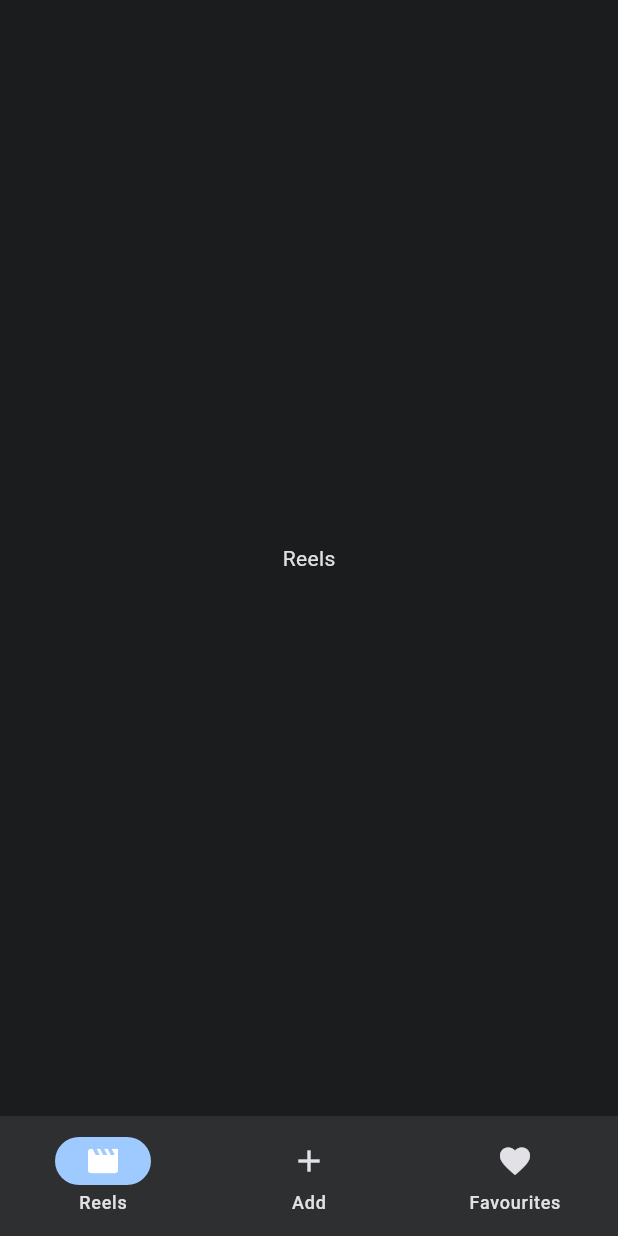
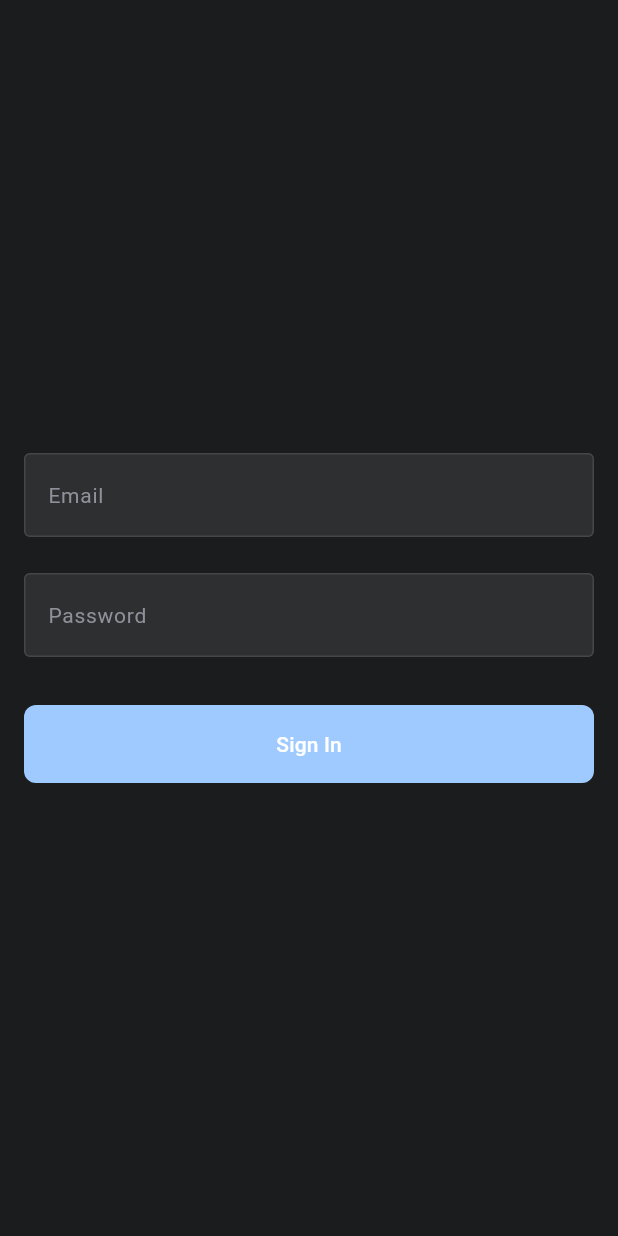
Before and after one commit to IvanSimovic/SimpleGamingFlutter, a Flutter app: the screen it shows after launch, on a phone screen of 412 x 824 dp. Run offline on Flutter 3.47's test engine with Material 3 defaults, Android fonts, the phone set to English and light mode, and no system bars; our stand-ins replace dio, firebase_auth, firebase_core, flutter_riverpod, go_router; accounts and stored records are empty.

Commit message:
Add login and localization

````diff
--- /dev/null
+++ b/l10n.yaml
@@ -0,0 +1,3 @@
+arb-dir: lib/l10n
+template-arb-file: app_en.arb
+output-localization-file: app_localizations.dart
--- /dev/null
+++ b/lib/core/components/app_button.dart
@@ -0,0 +1,40 @@
+import 'package:flutter/material.dart';
+import 'package:simple_gaming_flutter/core/theme/app_theme.dart';
+
+class AppButton extends StatelessWidget {
+  const AppButton({
+    super.key,
+    required this.text,
+    required this.onPressed,
+    this.isLoading = false,
+    this.enabled = true,
+  });
+
+  final String text;
+  final VoidCallback onPressed;
+  final bool isLoading;
+  final bool enabled;
+
+  @override
+  Widget build(BuildContext context) => FilledButton(
+        onPressed: enabled && !isLoading ? onPressed : null,
+        style: FilledButton.styleFrom(
+          minimumSize: const Size.fromHeight(52),
+          backgroundColor: context.colors.brandPrimary,
+          foregroundColor: Colors.white,
+          shape: RoundedRectangleBorder(
+            borderRadius: BorderRadius.circular(8),
+          ),
+        ),
+        child: isLoading
+            ? const SizedBox(
+                width: 20,
+                height: 20,
+                child: CircularProgressIndicator(
+                  strokeWidth: 2,
+                  color: Colors.white,
+                ),
+              )
+            : Text(text, style: context.typo.body6),
+      );
+}
--- /dev/null
+++ b/lib/core/components/app_text_field.dart
@@ -0,0 +1,53 @@
+import 'package:flutter/material.dart';
+import 'package:simple_gaming_flutter/core/theme/app_theme.dart';
+
+class AppTextField extends StatelessWidget {
+  const AppTextField({
+    super.key,
+    required this.value,
+    required this.onChanged,
+    required this.label,
+    this.focusNode,
+    this.textInputAction,
+    this.keyboardType,
+    this.obscureText = false,
+    this.onSubmitted,
+  });
+
+  final String value;
+  final ValueChanged<String> onChanged;
+  final String label;
+  final FocusNode? focusNode;
+  final TextInputAction? textInputAction;
+  final TextInputType? keyboardType;
+  final bool obscureText;
+  final VoidCallback? onSubmitted;
+
+  @override
+  Widget build(BuildContext context) => TextField(
+        controller: TextEditingController(text: value)
+          ..selection =
+              TextSelection.collapsed(offset: value.length),
+        focusNode: focusNode,
+        onChanged: onChanged,
+        obscureText: obscureText,
+        keyboardType: keyboardType,
+        textInputAction: textInputAction,
+        onSubmitted: onSubmitted != null ? (_) => onSubmitted!() : null,
+        style: context.typo.body1.copyWith(color: context.colors.textMain),
+        decoration: InputDecoration(
+          labelText: label,
+          labelStyle:
+              context.typo.body2.copyWith(color: context.colors.textMuted),
+          enabledBorder: OutlineInputBorder(
+            borderSide: BorderSide(color: context.colors.divider),
+          ),
+          focusedBorder: OutlineInputBorder(
+            borderSide:
+                BorderSide(color: context.colors.brandPrimary, width: 2),
+          ),
+          filled: true,
+          fillColor: context.colors.surfaceHigh,
+        ),
+      );
+}
--- /dev/null
+++ b/lib/core/l10n/l10n_extension.dart
@@ -0,0 +1,6 @@
+import 'package:flutter/widgets.dart';
+import 'package:simple_gaming_flutter/l10n/app_localizations.dart';
+
+extension L10nX on BuildContext {
+  AppLocalizations get l10n => AppLocalizations.of(this)!;
+}
--- a/lib/core/navigation/app_router.dart
+++ b/lib/core/navigation/app_router.dart
@@ -1,16 +1,36 @@
+import 'package:firebase_auth/firebase_auth.dart';
 import 'package:flutter/material.dart';
+import 'package:flutter_riverpod/flutter_riverpod.dart';
 import 'package:go_router/go_router.dart';
+import 'package:simple_gaming_flutter/core/l10n/l10n_extension.dart';
+import 'package:simple_gaming_flutter/feature/auth/auth_providers.dart';
+import 'package:simple_gaming_flutter/feature/auth/login_screen.dart';
 
 // Route paths
 abstract final class AppRoutes {
+  static const login = '/login';
   static const reels = '/reels';
   static const addGame = '/add';
   static const favourites = '/favourites';
 }
 
-final appRouter = GoRouter(
+GoRouter buildRouter(WidgetRef ref) => GoRouter(
       initialLocation: AppRoutes.reels,
+      redirect: (context, state) {
+        final authState = ref.read(authStateProvider);
+        final isLoggedIn = authState.valueOrNull != null;
+        final isOnLogin = state.matchedLocation == AppRoutes.login;
+
+        if (!isLoggedIn && !isOnLogin) return AppRoutes.login;
+        if (isLoggedIn && isOnLogin) return AppRoutes.reels;
+        return null;
+      },
+      refreshListenable: _AuthStateListenable(ref),
       routes: [
+        GoRoute(
+          path: AppRoutes.login,
+          builder: (_, __) => const LoginScreen(),
+        ),
         ShellRoute(
           builder: (context, state, child) => _MainShell(child: child),
           routes: [
@@ -20,16 +40,27 @@ final appRouter = GoRouter(
             ),
             GoRoute(
               path: AppRoutes.addGame,
-          builder: (_, __) => const _PlaceholderScreen(label: 'Add Game'),
+              builder: (_, __) =>
+                  const _PlaceholderScreen(label: 'Add Game'),
             ),
             GoRoute(
               path: AppRoutes.favourites,
-          builder: (_, __) => const _PlaceholderScreen(label: 'Favourites'),
+              builder: (_, __) =>
+                  const _PlaceholderScreen(label: 'Favourites'),
             ),
           ],
         ),
       ],
     );
+
+// Bridges Riverpod's authStateProvider stream into GoRouter's Listenable refresh mechanism
+class _AuthStateListenable extends ChangeNotifier {
+  _AuthStateListenable(WidgetRef ref) {
+    ref.listen<AsyncValue<User?>>(authStateProvider, (_, __) {
+      notifyListeners();
+    });
+  }
+}
 
 class _MainShell extends StatelessWidget {
   const _MainShell({required this.child});
@@ -46,12 +77,18 @@ class _MainShell extends StatelessWidget {
         selectedIndex: _indexForLocation(location),
         onDestinationSelected: (index) =>
             context.go(_locationForIndex(index)),
-        destinations: const [
-          NavigationDestination(icon: Icon(Icons.movie), label: 'Reels'),
-          NavigationDestination(icon: Icon(Icons.add), label: 'Add'),
+        destinations: [
           NavigationDestination(
-            icon: Icon(Icons.favorite),
-            label: 'Favourites',
+            icon: const Icon(Icons.movie),
+            label: context.l10n.navReels,
+          ),
+          NavigationDestination(
+            icon: const Icon(Icons.add),
+            label: context.l10n.navAdd,
+          ),
+          NavigationDestination(
+            icon: const Icon(Icons.favorite),
+            label: context.l10n.navFavourites,
           ),
         ],
       ),
--- /dev/null
+++ b/lib/feature/auth/auth_providers.dart
@@ -0,0 +1,15 @@
+import 'package:firebase_auth/firebase_auth.dart';
+import 'package:flutter_riverpod/flutter_riverpod.dart';
+import 'package:simple_gaming_flutter/feature/auth/auth_repository.dart';
+import 'package:simple_gaming_flutter/feature/auth/login_notifier.dart';
+
+final authRepositoryProvider = Provider<AuthRepository>(
+  (ref) => AuthRepository(FirebaseAuth.instance),
+);
+
+final authStateProvider = StreamProvider<User?>(
+  (ref) => ref.watch(authRepositoryProvider).observeAuthState(),
+);
+
+final loginNotifierProvider =
+    AsyncNotifierProvider<LoginNotifier, void>(LoginNotifier.new);
--- /dev/null
+++ b/lib/feature/auth/auth_repository.dart
@@ -0,0 +1,16 @@
+import 'package:firebase_auth/firebase_auth.dart';
+
+class AuthRepository {
+  AuthRepository(this._auth);
+
+  final FirebaseAuth _auth;
+
+  Stream<User?> observeAuthState() => _auth.authStateChanges();
+
+  String? getCurrentUserId() => _auth.currentUser?.uid;
+
+  Future<void> signIn({required String email, required String password}) =>
+      _auth.signInWithEmailAndPassword(email: email, password: password);
+
+  Future<void> signOut() => _auth.signOut();
+}
--- /dev/null
+++ b/lib/feature/auth/login_notifier.dart
@@ -0,0 +1,31 @@
+import 'package:flutter_riverpod/flutter_riverpod.dart';
+import 'package:simple_gaming_flutter/feature/auth/auth_providers.dart';
+
+class LoginNotifier extends AsyncNotifier<void> {
+  @override
+  Future<void> build() async {}
+
+  Future<void> signIn({
+    required String email,
+    required String password,
+    required String emailRequiredMessage,
+    required String passwordRequiredMessage,
+  }) async {
+    if (email.trim().isEmpty) {
+      state = AsyncError(emailRequiredMessage, StackTrace.current);
+      return;
+    }
+    if (password.isEmpty) {
+      state = AsyncError(passwordRequiredMessage, StackTrace.current);
+      return;
+    }
+
+    state = const AsyncLoading();
+    state = await AsyncValue.guard(
+      () => ref.read(authRepositoryProvider).signIn(
+            email: email.trim(),
+            password: password,
+          ),
+    );
+  }
+}
--- /dev/null
+++ b/lib/feature/auth/login_screen.dart
@@ -0,0 +1,88 @@
+import 'package:flutter/material.dart';
+import 'package:flutter_riverpod/flutter_riverpod.dart';
+import 'package:simple_gaming_flutter/core/components/app_button.dart';
+import 'package:simple_gaming_flutter/core/components/app_text_field.dart';
+import 'package:simple_gaming_flutter/core/l10n/l10n_extension.dart';
+import 'package:simple_gaming_flutter/core/theme/app_spacing.dart';
+import 'package:simple_gaming_flutter/core/theme/app_theme.dart';
+import 'package:simple_gaming_flutter/feature/auth/auth_providers.dart';
+
+class LoginScreen extends ConsumerStatefulWidget {
+  const LoginScreen({super.key});
+
+  @override
+  ConsumerState<LoginScreen> createState() => _LoginScreenState();
+}
+
+class _LoginScreenState extends ConsumerState<LoginScreen> {
+  final _emailFocus = FocusNode();
+  final _passwordFocus = FocusNode();
+
+  var _email = '';
+  var _password = '';
+
+  @override
+  void dispose() {
+    _emailFocus.dispose();
+    _passwordFocus.dispose();
+    super.dispose();
+  }
+
+  void _signIn() {
+    ref.read(loginNotifierProvider.notifier).signIn(
+          email: _email,
+          password: _password,
+          emailRequiredMessage: context.l10n.loginEmailRequired,
+          passwordRequiredMessage: context.l10n.loginPasswordRequired,
+        );
+  }
+
+  @override
+  Widget build(BuildContext context) {
+    final loginState = ref.watch(loginNotifierProvider);
+
+    return Scaffold(
+      body: Padding(
+        padding: const EdgeInsets.symmetric(horizontal: AppSpacing.screenPadding),
+        child: Column(
+          mainAxisAlignment: MainAxisAlignment.center,
+          children: [
+            AppTextField(
+              value: _email,
+              onChanged: (v) => setState(() => _email = v),
+              label: context.l10n.email,
+              focusNode: _emailFocus,
+              keyboardType: TextInputType.emailAddress,
+              textInputAction: TextInputAction.next,
+              onSubmitted: _passwordFocus.requestFocus,
+            ),
+            const SizedBox(height: AppSpacing.lg),
+            AppTextField(
+              value: _password,
+              onChanged: (v) => setState(() => _password = v),
+              label: context.l10n.password,
+              focusNode: _passwordFocus,
+              obscureText: true,
+              textInputAction: TextInputAction.done,
+              onSubmitted: _signIn,
+            ),
+            const SizedBox(height: AppSpacing.xl),
+            AppButton(
+              text: context.l10n.loginSignIn,
+              onPressed: _signIn,
+              isLoading: loginState.isLoading,
+              enabled: !loginState.isLoading,
+            ),
+            if (loginState.hasError) ...[
+              const SizedBox(height: AppSpacing.md),
+              Text(
+                loginState.error.toString(),
+                style: context.typo.body2.copyWith(color: context.colors.error),
+              ),
+            ],
+          ],
+        ),
+      ),
+    );
+  }
+}
--- /dev/null
+++ b/lib/l10n/app_en.arb
@@ -0,0 +1,30 @@
+{
+  "@@locale": "en",
+
+  "email": "Email",
+  "@email": { "description": "Email field label" },
+
+  "password": "Password",
+  "@password": { "description": "Password field label" },
+
+  "loginSignIn": "Sign In",
+  "@loginSignIn": { "description": "Sign in button label on the login screen" },
+
+  "loginEmailRequired": "Email is required",
+  "@loginEmailRequired": { "description": "Validation error when email field is empty" },
+
+  "loginPasswordRequired": "Password is required",
+  "@loginPasswordRequired": { "description": "Validation error when password field is empty" },
+
+  "loginSignInFailed": "Sign in failed",
+  "@loginSignInFailed": { "description": "Generic error when sign in fails" },
+
+  "navReels": "Reels",
+  "@navReels": { "description": "Bottom nav label for Reels tab" },
+
+  "navAdd": "Add",
+  "@navAdd": { "description": "Bottom nav label for Add Game tab" },
+
+  "navFavourites": "Favourites",
+  "@navFavourites": { "description": "Bottom nav label for Favourites tab" }
+}
--- /dev/null
+++ b/lib/l10n/app_localizations.dart
@@ -0,0 +1,182 @@
+import 'dart:async';
+
+import 'package:flutter/foundation.dart';
+import 'package:flutter/widgets.dart';
+import 'package:flutter_localizations/flutter_localizations.dart';
+import 'package:intl/intl.dart' as intl;
+
+import 'app_localizations_en.dart';
+
+// ignore_for_file: type=lint
+
+/// Callers can lookup localized strings with an instance of AppLocalizations
+/// returned by `AppLocalizations.of(context)`.
+///
+/// Applications need to include `AppLocalizations.delegate()` in their app's
+/// `localizationDelegates` list, and the locales they support in the app's
+/// `supportedLocales` list. For example:
+///
+/// ```dart
+/// import 'l10n/app_localizations.dart';
+///
+/// return MaterialApp(
+///   localizationsDelegates: AppLocalizations.localizationsDelegates,
+///   supportedLocales: AppLocalizations.supportedLocales,
+///   home: MyApplicationHome(),
+/// );
+/// ```
+///
+/// ## Update pubspec.yaml
+///
+/// Please make sure to update your pubspec.yaml to include the following
+/// packages:
+///
+/// ```yaml
+/// dependencies:
+///   # Internationalization support.
+///   flutter_localizations:
+///     sdk: flutter
+///   intl: any # Use the pinned version from flutter_localizations
+///
+///   # Rest of dependencies
+/// ```
+///
+/// ## iOS Applications
+///
+/// iOS applications define key application metadata, including supported
+/// locales, in an Info.plist file that is built into the application bundle.
+/// To configure the locales supported by your app, you’ll need to edit this
+/// file.
+///
+/// First, open your project’s ios/Runner.xcworkspace Xcode workspace file.
+/// Then, in the Project Navigator, open the Info.plist file under the Runner
+/// project’s Runner folder.
+///
+/// Next, select the Information Property List item, select Add Item from the
+/// Editor menu, then select Localizations from the pop-up menu.
+///
+/// Select and expand the newly-created Localizations item then, for each
+/// locale your application supports, add a new item and select the locale
+/// you wish to add from the pop-up menu in the Value field. This list should
+/// be consistent with the languages listed in the AppLocalizations.supportedLocales
+/// property.
+abstract class AppLocalizations {
+  AppLocalizations(String locale)
+    : localeName = intl.Intl.canonicalizedLocale(locale.toString());
+
+  final String localeName;
+
+  static AppLocalizations? of(BuildContext context) {
+    return Localizations.of<AppLocalizations>(context, AppLocalizations);
+  }
+
+  static const LocalizationsDelegate<AppLocalizations> delegate =
+      _AppLocalizationsDelegate();
+
+  /// A list of this localizations delegate along with the default localizations
+  /// delegates.
+  ///
+  /// Returns a list of localizations delegates containing this delegate along with
+  /// GlobalMaterialLocalizations.delegate, GlobalCupertinoLocalizations.delegate,
+  /// and GlobalWidgetsLocalizations.delegate.
+  ///
+  /// Additional delegates can be added by appending to this list in
+  /// MaterialApp. This list does not have to be used at all if a custom list
+  /// of delegates is preferred or required.
+  static const List<LocalizationsDelegate<dynamic>> localizationsDelegates =
+      <LocalizationsDelegate<dynamic>>[
+        delegate,
+        GlobalMaterialLocalizations.delegate,
+        GlobalCupertinoLocalizations.delegate,
+        GlobalWidgetsLocalizations.delegate,
+      ];
+
+  /// A list of this localizations delegate's supported locales.
+  static const List<Locale> supportedLocales = <Locale>[Locale('en')];
+
+  /// Email field label
+  ///
+  /// In en, this message translates to:
+  /// **'Email'**
+  String get email;
+
+  /// Password field label
+  ///
+  /// In en, this message translates to:
+  /// **'Password'**
+  String get password;
+
+  /// Sign in button label on the login screen
+  ///
+  /// In en, this message translates to:
+  /// **'Sign In'**
+  String get loginSignIn;
+
+  /// Validation error when email field is empty
+  ///
+  /// In en, this message translates to:
+  /// **'Email is required'**
+  String get loginEmailRequired;
+
+  /// Validation error when password field is empty
+  ///
+  /// In en, this message translates to:
+  /// **'Password is required'**
+  String get loginPasswordRequired;
+
+  /// Generic error when sign in fails
+  ///
+  /// In en, this message translates to:
+  /// **'Sign in failed'**
+  String get loginSignInFailed;
+
+  /// Bottom nav label for Reels tab
+  ///
+  /// In en, this message translates to:
+  /// **'Reels'**
+  String get navReels;
+
+  /// Bottom nav label for Add Game tab
+  ///
+  /// In en, this message translates to:
+  /// **'Add'**
+  String get navAdd;
+
+  /// Bottom nav label for Favourites tab
+  ///
+  /// In en, this message translates to:
+  /// **'Favourites'**
+  String get navFavourites;
+}
+
+class _AppLocalizationsDelegate
+    extends LocalizationsDelegate<AppLocalizations> {
+  const _AppLocalizationsDelegate();
+
+  @override
+  Future<AppLocalizations> load(Locale locale) {
+    return SynchronousFuture<AppLocalizations>(lookupAppLocalizations(locale));
+  }
+
+  @override
+  bool isSupported(Locale locale) =>
+      <String>['en'].contains(locale.languageCode);
+
+  @override
+  bool shouldReload(_AppLocalizationsDelegate old) => false;
+}
+
+AppLocalizations lookupAppLocalizations(Locale locale) {
+  // Lookup logic when only language code is specified.
+  switch (locale.languageCode) {
+    case 'en':
+      return AppLocalizationsEn();
+  }
+
+  throw FlutterError(
+    'AppLocalizations.delegate failed to load unsupported locale "$locale". This is likely '
+    'an issue with the localizations generation tool. Please file an issue '
+    'on GitHub with a reproducible sample app and the gen-l10n configuration '
+    'that was used.',
+  );
+}
--- /dev/null
+++ b/lib/l10n/app_localizations_en.dart
@@ -0,0 +1,37 @@
+// ignore: unused_import
+import 'package:intl/intl.dart' as intl;
+import 'app_localizations.dart';
+
+// ignore_for_file: type=lint
+
+/// The translations for English (`en`).
+class AppLocalizationsEn extends AppLocalizations {
+  AppLocalizationsEn([String locale = 'en']) : super(locale);
+
+  @override
+  String get email => 'Email';
+
+  @override
+  String get password => 'Password';
+
+  @override
+  String get loginSignIn => 'Sign In';
+
+  @override
+  String get loginEmailRequired => 'Email is required';
+
+  @override
+  String get loginPasswordRequired => 'Password is required';
+
+  @override
+  String get loginSignInFailed => 'Sign in failed';
+
+  @override
+  String get navReels => 'Reels';
+
+  @override
+  String get navAdd => 'Add';
+
+  @override
+  String get navFavourites => 'Favourites';
+}
--- a/lib/main.dart
+++ b/lib/main.dart
@@ -1,9 +1,11 @@
 import 'package:firebase_core/firebase_core.dart';
 import 'package:flutter/material.dart';
+import 'package:flutter_localizations/flutter_localizations.dart';
 import 'package:flutter_riverpod/flutter_riverpod.dart';
 import 'package:simple_gaming_flutter/core/navigation/app_router.dart';
 import 'package:simple_gaming_flutter/core/theme/app_theme.dart';
 import 'package:simple_gaming_flutter/firebase_options.dart';
+import 'package:simple_gaming_flutter/l10n/app_localizations.dart';
 
 void main() async {
   WidgetsFlutterBinding.ensureInitialized();
@@ -11,15 +13,22 @@ void main() async {
   runApp(const ProviderScope(child: App()));
 }
 
-class App extends StatelessWidget {
+class App extends ConsumerWidget {
   const App({super.key});
 
   @override
-  Widget build(BuildContext context) => MaterialApp.router(
+  Widget build(BuildContext context, WidgetRef ref) => MaterialApp.router(
         title: 'Gaming Flutter',
         theme: AppTheme.light(),
         darkTheme: AppTheme.dark(),
         themeMode: ThemeMode.dark,
-        routerConfig: appRouter,
+        routerConfig: buildRouter(ref),
+        localizationsDelegates: const [
+          AppLocalizations.delegate,
+          GlobalMaterialLocalizations.delegate,
+          GlobalWidgetsLocalizations.delegate,
+          GlobalCupertinoLocalizations.delegate,
+        ],
+        supportedLocales: AppLocalizations.supportedLocales,
       );
 }
--- a/pubspec.yaml
+++ b/pubspec.yaml
@@ -10,6 +10,11 @@ environment:
 dependencies:
   flutter:
     sdk: flutter
+  flutter_localizations:
+    sdk: flutter
+
+  # Localisation
+  intl: any
 
   # State
   flutter_riverpod: ^2.6.0
@@ -54,3 +59,4 @@ dev_dependencies:
 
 flutter:
   uses-material-design: true
+  generate: true
````
Also changed, not shown: 1 other file. Lines whose indentation alone changed are shown as unchanged.
